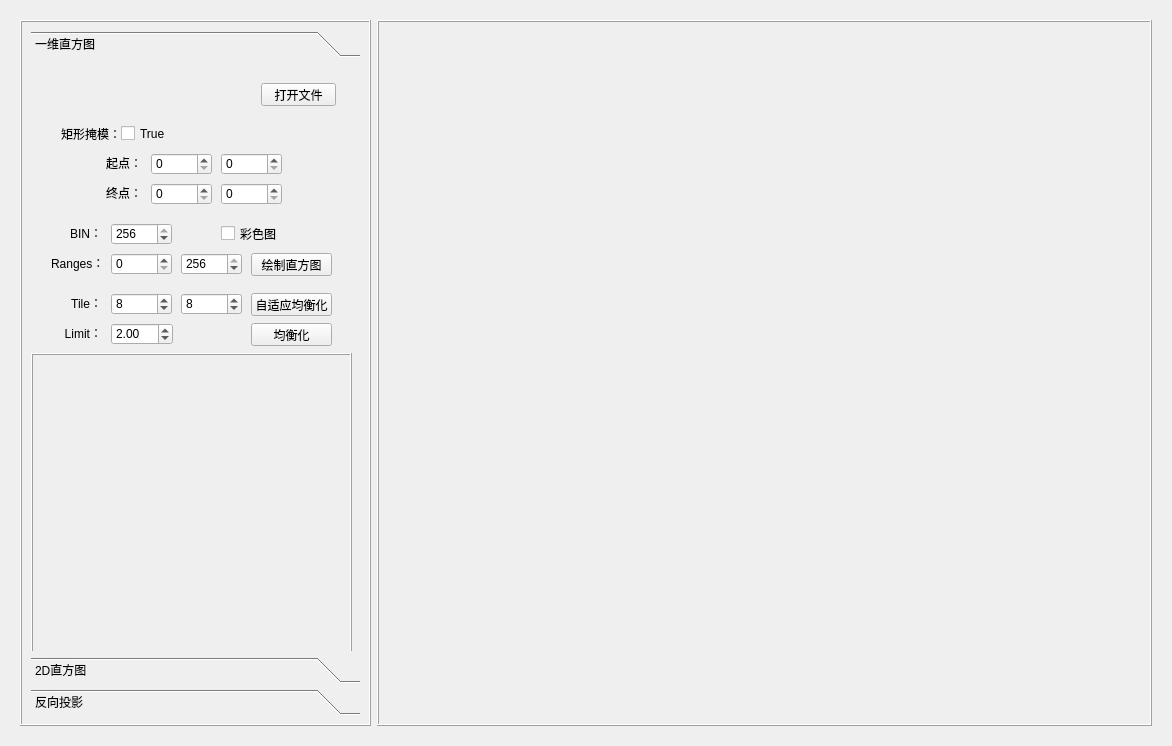
zhangjiechina001/MyArticle, file 大论文代码/第五章/PyQt学习代码/UI文件/zhifangtu.ui: the form before one commit.
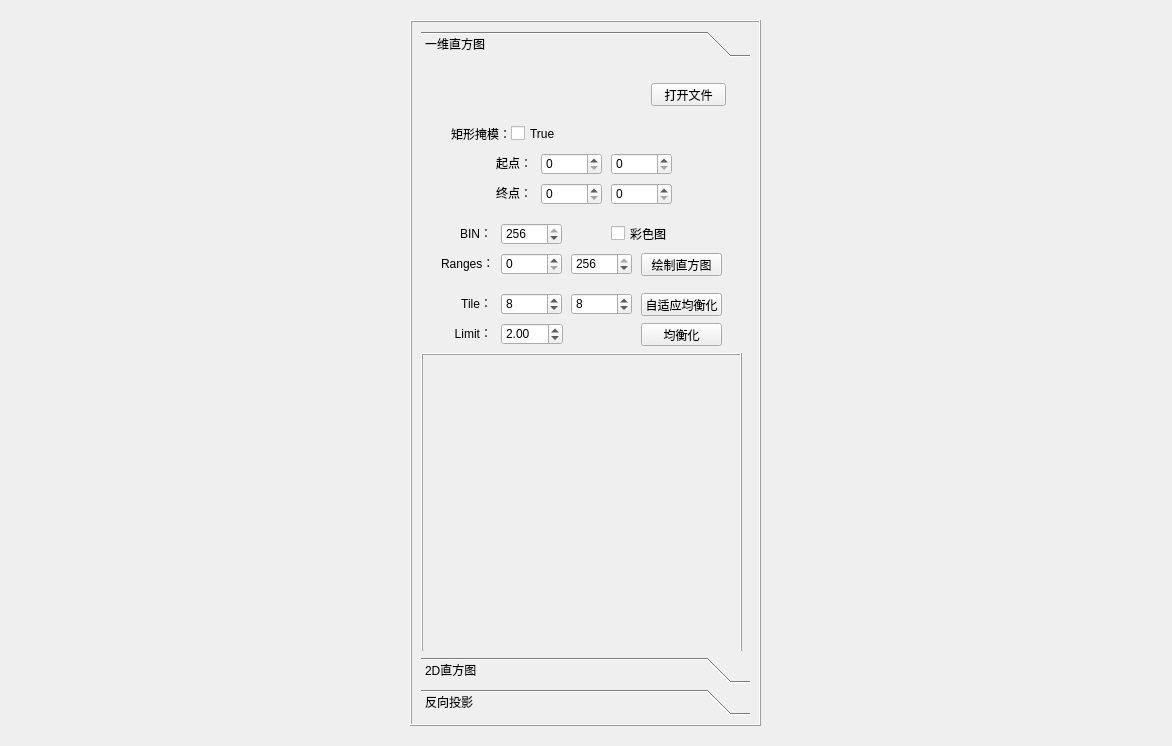
The form after the commit.

```diff
--- a/大论文代码/第五章/PyQt学习代码/UI文件/zhifangtu.ui
+++ b/大论文代码/第五章/PyQt学习代码/UI文件/zhifangtu.ui
@@ -940,44 +940,7 @@
        </widget>
       </item>
       <item row="0" column="1">
-       <widget class="QFrame" name="frame_4">
-        <property name="frameShape">
-         <enum>QFrame::Box</enum>
-        </property>
-        <property name="frameShadow">
-         <enum>QFrame::Raised</enum>
-        </property>
-        <layout class="QGridLayout" name="gridLayout_4">
-         <item row="0" column="0" colspan="2">
-          <widget class="QWidget" name="widget_toolbar" native="true">
-           <property name="minimumSize">
-            <size>
-             <width>0</width>
-             <height>41</height>
-            </size>
-           </property>
-           <property name="maximumSize">
-            <size>
-             <width>16777215</width>
-             <height>41</height>
-            </size>
-           </property>
-          </widget>
-         </item>
-         <item row="1" column="0">
-          <widget class="QWidget" name="widget_resource_image" native="true"/>
-         </item>
-         <item row="1" column="1">
-          <widget class="QWidget" name="widget_hist_1" native="true"/>
-         </item>
-         <item row="2" column="1">
-          <widget class="QWidget" name="widget_adaptAverage_hist" native="true"/>
-         </item>
-         <item row="2" column="0">
-          <widget class="QWidget" name="widget_adaptAverage_image" native="true"/>
-         </item>
-        </layout>
-       </widget>
+       <layout class="QVBoxLayout" name="v_Layout_dis"/>
       </item>
      </layout>
     </widget>
```
Left out of the diff: 2 changed lines with no effect on the pictures.
